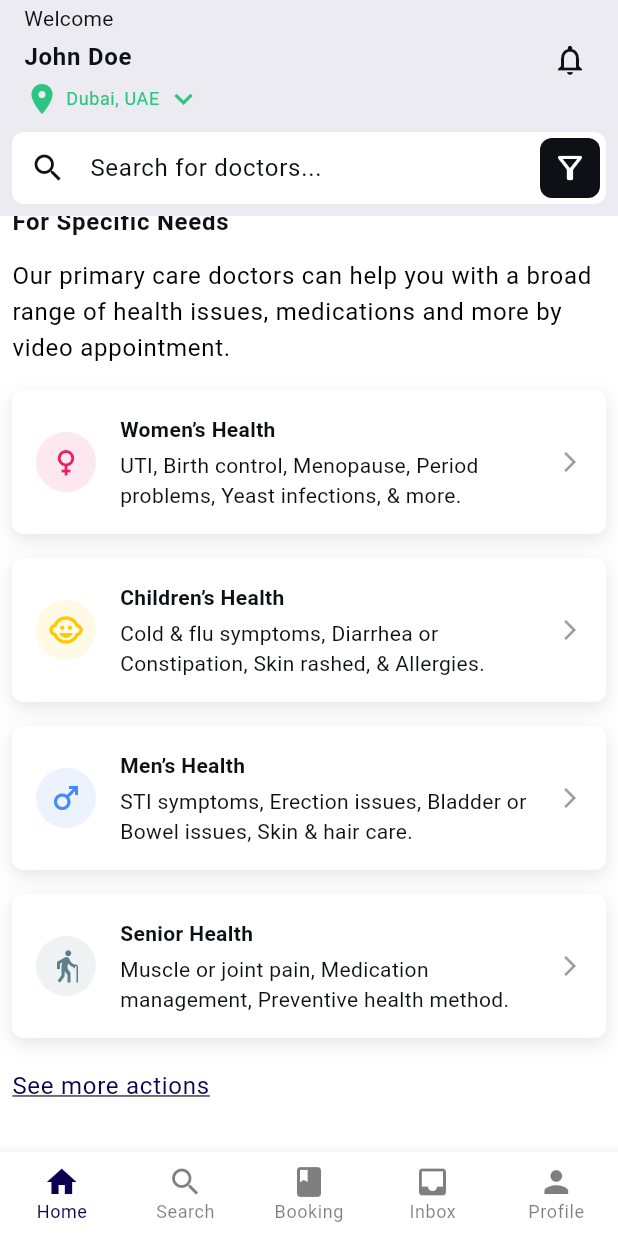
After one commit to jammiedev779/Capstone-Project-II, a Flutter app: the screen it shows after launch, scrolled down 792 dp, after a tap on "See more actions", on a phone screen of 412 x 824 dp. The commit adds this screen. Run offline on Flutter 3.47's test engine with Material 3 defaults, Android fonts, the phone set to English and light mode, and no system bars; our stand-ins replace google_fonts.

Commit message:
feat: specific needs section

```diff
--- a/Mobile_app/lib/screens/home/home_screen.dart
+++ b/Mobile_app/lib/screens/home/home_screen.dart
@@ -101,6 +101,8 @@
               SizedBox(height: 24.0),
               _GeneralNeeds(),
               SizedBox(height: 24.0),
+              _SpecificNeeds(),
+              SizedBox(height: 24.0),
             ],
           ),
         ),
@@ -135,7 +137,7 @@
     return Column(
       children: [
         SectionTitle(
-          title: 'For General Neededs',
+          title: 'For General Needs',
           action: '',
           onPressed: () {},
         ),
@@ -144,3 +146,21 @@
     );
   }
 }
+
+class _SpecificNeeds extends StatelessWidget {
+  const _SpecificNeeds();
+
+  @override
+  Widget build(BuildContext context) {
+    return Column(
+      children: [
+        SectionTitle(
+          title: 'For Specific Needs',
+          action: '',
+          onPressed: () {},
+        ),
+        const SpecificNeedsPreviewList(),
+      ],
+    );
+  }
+}
--- /dev/null
+++ b/Mobile_app/lib/shared/widgets/lists_titles/specific_needs_lists.dart
@@ -0,0 +1,171 @@
+import 'package:flutter/material.dart';
+
+class SpecificNeedsPreviewList extends StatelessWidget {
+  const SpecificNeedsPreviewList({
+    super.key,
+    this.needs,
+  });
+
+  // TODO: Create the Needs class
+  final dynamic needs;
+
+  @override
+  Widget build(BuildContext context) {
+    final textTheme = Theme.of(context).textTheme;
+    final colorScheme = Theme.of(context).colorScheme;
+
+    return Column(
+      crossAxisAlignment: CrossAxisAlignment.start,
+      children: [
+        Text(
+          'Our primary care doctors can help you with a broad range of health issues, medications and more by video appointment.',
+          style: textTheme.bodyLarge?.copyWith(color: colorScheme.onBackground),
+        ),
+        const SizedBox(height: 16.0),
+        _buildCard(
+          context,
+          icon: Icons.female,
+          iconColor: Colors.pink,
+          circleColor: Colors.pink.withOpacity(0.1),
+          title: 'Women’s Health',
+          subtitle:
+              'UTI, Birth control, Menopause, Period problems, Yeast infections, & more.',
+          onTap: () {
+            // TODO: Implement Talk to a Doctor action
+          },
+        ),
+        _buildCard(
+          context,
+          icon: Icons.child_care,
+          iconColor: const Color.fromARGB(255, 254, 199, 0),
+          circleColor: const Color.fromARGB(255, 254, 199, 0).withOpacity(0.1),
+          title: 'Children’s Health',
+          subtitle:
+              'Cold & flu symptoms, Diarrhea or Constipation, Skin rashed, & Allergies.',
+          onTap: () {
+            // TODO: Implement Request Urgent Care action
+          },
+        ),
+        _buildCard(
+          context,
+          icon: Icons.male,
+          iconColor: Colors.blueAccent,
+          circleColor: Colors.blueAccent.withOpacity(0.1),
+          title: 'Men’s Health',
+          subtitle:
+              'STI symptoms, Erection issues, Bladder or Bowel issues, Skin & hair care.',
+          onTap: () {
+            // TODO: Implement Locate a Pharmacy action
+          },
+        ),
+        _buildCard(
+          context,
+          icon: Icons.elderly,
+          iconColor: Colors.blueGrey,
+          circleColor: Colors.blueGrey.withOpacity(0.1),
+          title: 'Senior Health',
+          subtitle:
+              'Muscle or joint pain, Medication management, Preventive health method.',
+          onTap: () {
+            // TODO: Implement Book an Appointment action
+          },
+        ),
+        const SizedBox(height: 4.0),
+        GestureDetector(
+          onTap: () {
+            // TODO: Implement See more actions
+          },
+          child: Text(
+            'See more actions',
+            style: textTheme.bodyLarge?.copyWith(
+              color: colorScheme.primary,
+              decoration: TextDecoration.underline,
+            ),
+          ),
+        ),
+      ],
+    );
+  }
+
+  Widget _buildCard(
+    BuildContext context, {
+    required IconData icon,
+    required Color iconColor,
+    required Color circleColor,
+    required String title,
+    required String subtitle,
+    required VoidCallback onTap,
+  }) {
+    final textTheme = Theme.of(context).textTheme;
+    final colorScheme = Theme.of(context).colorScheme;
+
+    return Container(
+      margin: const EdgeInsets.only(bottom: 16.0),
+      padding: const EdgeInsets.all(16.0),
+      decoration: BoxDecoration(
+        borderRadius: BorderRadius.circular(8.0),
+        color: colorScheme.surface,
+        boxShadow: [
+          BoxShadow(
+            color: Colors.black.withOpacity(0.1),
+            blurRadius: 10.0,
+            offset: const Offset(0, 4),
+          ),
+        ],
+      ),
+      child: Row(
+        crossAxisAlignment: CrossAxisAlignment.center,
+        children: [
+          Stack(
+            alignment: Alignment.center,
+            children: [
+              Container(
+                width: 40.0,
+                height: 40.0,
+                decoration: BoxDecoration(
+                  shape: BoxShape.circle,
+                  color: circleColor,
+                ),
+              ),
+              Icon(
+                icon,
+                color: iconColor,
+                size: 24.0,
+              ),
+            ],
+          ),
+          const SizedBox(width: 16.0),
+          Expanded(
+            child: Column(
+              crossAxisAlignment: CrossAxisAlignment.start,
+              children: [
+                Text(
+                  title,
+                  style: textTheme.bodyMedium!.copyWith(
+                    color: colorScheme.onSurface,
+                    fontWeight: FontWeight.bold,
+                  ),
+                ),
+                const SizedBox(height: 4.0),
+                GestureDetector(
+                  onTap: onTap,
+                  child: Text(
+                    subtitle,
+                    style: textTheme.bodyMedium!.copyWith(
+                      color: colorScheme.onSurfaceVariant,
+                    ),
+                  ),
+                ),
+              ],
+            ),
+          ),
+          const Icon(
+            Icons.arrow_forward_ios,
+            color: Colors.grey,
+            size: 16.0,
+          ),
+        ],
+      ),
+    );
+  }
+}
--- a/Mobile_app/lib/shared/widgets/widgets.dart
+++ b/Mobile_app/lib/shared/widgets/widgets.dart
@@ -1,2 +1,3 @@
 export 'package:doc_care/shared/widgets/lists_titles/general_needs_lists.dart';
+export 'package:doc_care/shared/widgets/lists_titles/specific_needs_lists.dart';
 export 'package:doc_care/shared/widgets/titiles/section_title.dart';
```
